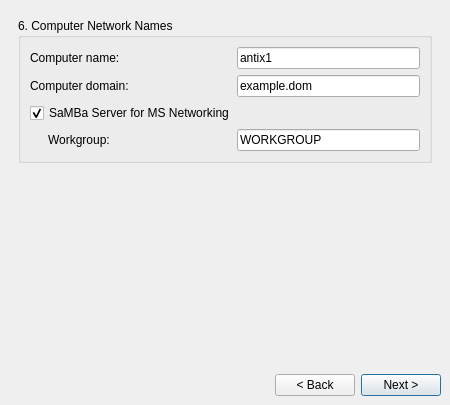
Qt form meinstall.ui (anticapitalista/antiX-installer) before a commit.
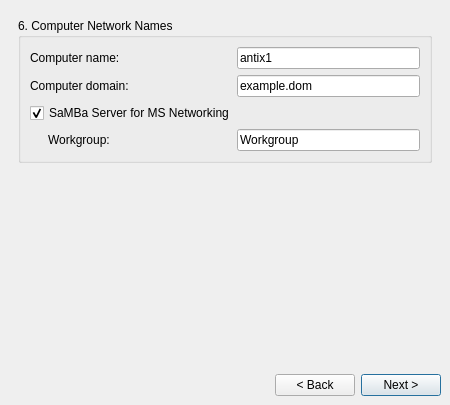
The same form after that commit. The open tabs and pages were chosen to show the change.

The edit to the form file:
```diff
--- a/meinstall.ui
+++ b/meinstall.ui
@@ -1059,7 +1059,7 @@
              </sizepolicy>
             </property>
             <property name="text">
-             <string>WORKGROUP</string>
+             <string>Workgroup</string>
             </property>
            </widget>
           </item>
```
Left out of the diff: 2 changed lines with no effect on the pictures.
